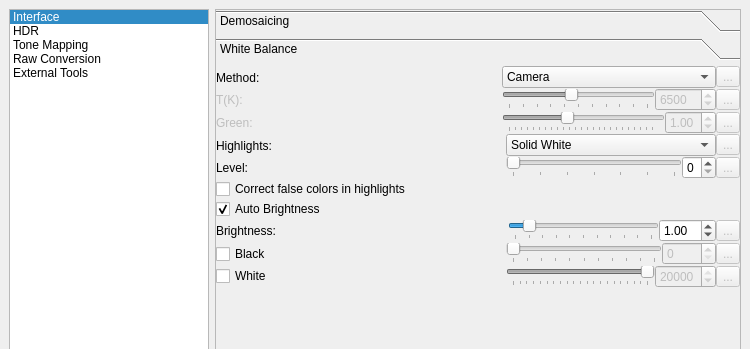
This is forms/PreferencesDialog.ui in LuminanceHDR/LuminanceHDR as Qt 5 draws it before an edit; both pictures show x 0 to 750 and y 0 to 349 of the 750 by 570 pixel window. The edited form follows.
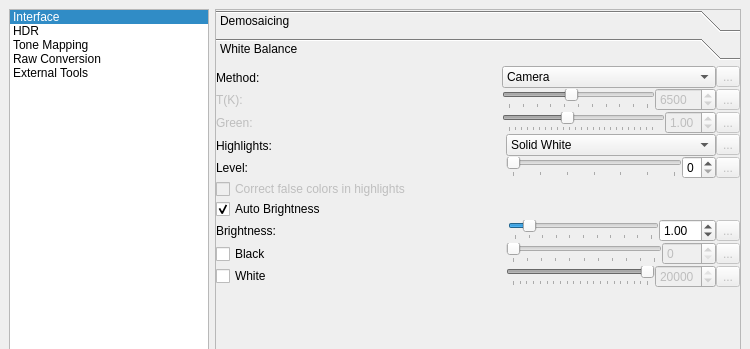
This is the edited form. The open tabs and pages were chosen to show the change. Icons and pictures are not drawn.

Commit message: disabled correct false colors

```diff
--- a/forms/PreferencesDialog.ui
+++ b/forms/PreferencesDialog.ui
@@ -960,8 +960,8 @@
              <rect>
               <x>0</x>
               <y>0</y>
-              <width>481</width>
-              <height>344</height>
+              <width>498</width>
+              <height>356</height>
              </rect>
             </property>
             <attribute name="label">
@@ -1373,6 +1373,9 @@
                </item>
                <item>
                 <widget class="QCheckBox" name="false_colors_CB">
+                 <property name="enabled">
+                  <bool>false</bool>
+                 </property>
                  <property name="text">
                   <string>Correct false colors in highlights</string>
                  </property>
```
Left out of the diff: 6 changed lines with no effect on the pictures.
